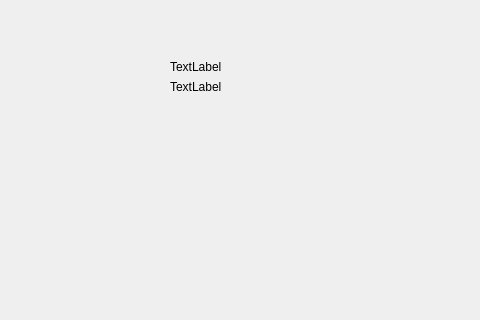
Old version of the form testCompSlider.ui in the repository cambridgeBlueMan/camera1; both pictures show x 0 to 480 and y 0 to 320 of the 665 by 456 pixel window.
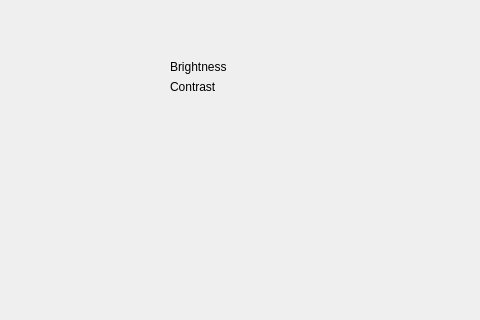
New version of the form. Custom widgets are drawn as their Qt base class.

Diff of the .ui file:
```diff
--- a/testCompSlider.ui
+++ b/testCompSlider.ui
@@ -26,14 +26,14 @@
     <item row="0" column="0">
      <widget class="QLabel" name="label">
       <property name="text">
-       <string>TextLabel</string>
+       <string>Brightness</string>
       </property>
      </widget>
     </item>
     <item row="1" column="0">
      <widget class="QLabel" name="label_2">
       <property name="text">
-       <string>TextLabel</string>
+       <string>Contrast</string>
       </property>
      </widget>
     </item>
```
Left out of the diff: 6 changed lines with no effect on the pictures.
